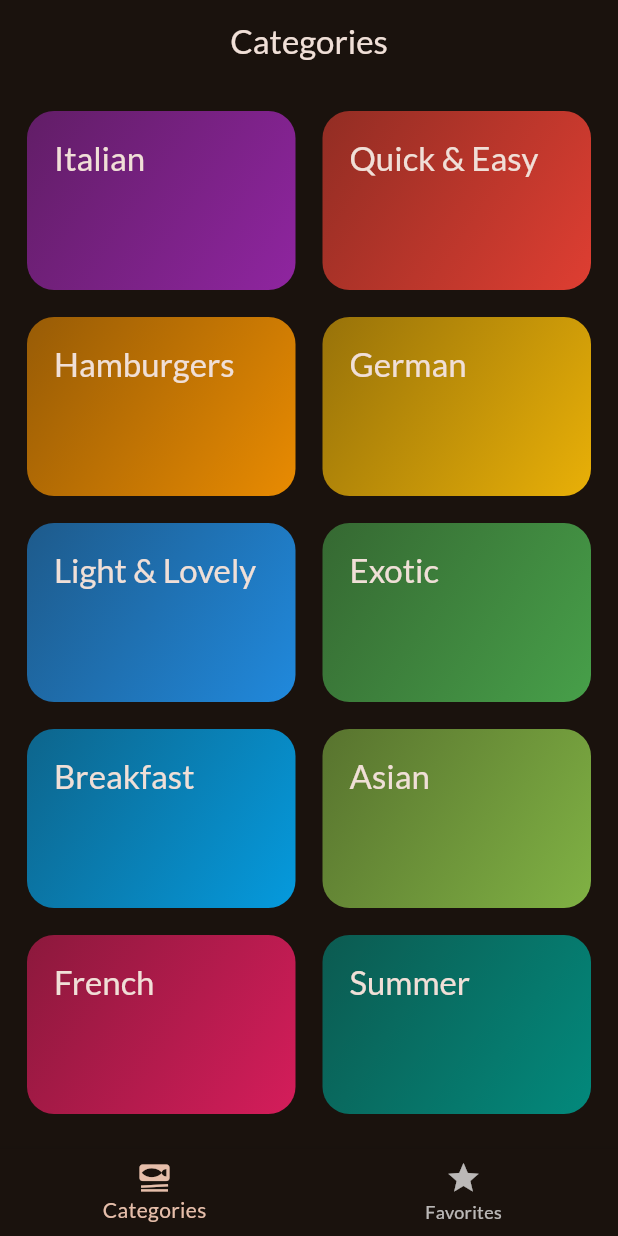
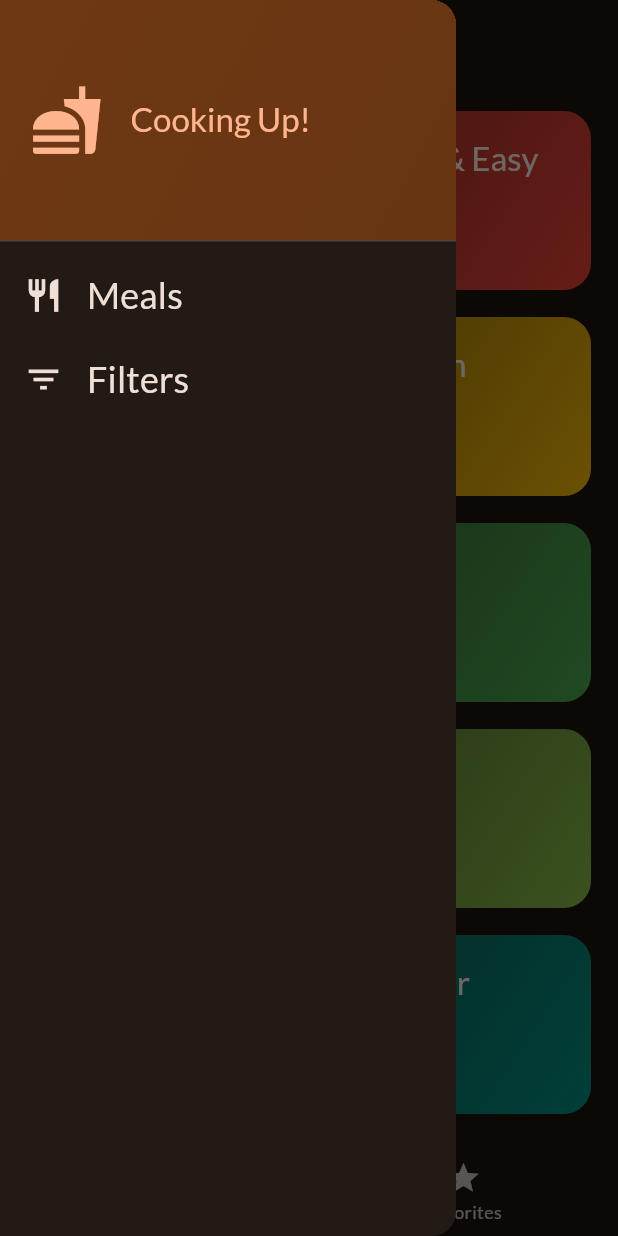
Before and after one commit to ivan-horchakov/meals, a Flutter app: the screen it shows after launch, with the side drawer open (before the commit the screen has no drawer), on a phone screen of 412 x 824 dp. Run offline on Flutter 3.47's test engine with Material 3 defaults, Android fonts, the phone set to English and light mode, and no system bars; our stand-ins replace google_fonts, transparent_image.

Commit message:
Meals App is ready

```diff
--- a/lib/screens/categories.dart
+++ b/lib/screens/categories.dart
@@ -9,11 +9,13 @@ class CategoriesScreen extends StatelessWidget {
   const CategoriesScreen({
     super.key,
     required this.onToggleFavorite,
+    required this.availableMeals,
   });
   final void Function(Meal meal) onToggleFavorite;
+  final List<Meal> availableMeals;
 
   void _selectCategory(BuildContext context, Category category) {
-    final filteredMeals = dummyMeals
+    final filteredMeals = availableMeals
         .where((meal) => meal.categories.contains(category.id))
         .toList();
 
--- a/lib/screens/tabs.dart
+++ b/lib/screens/tabs.dart
@@ -1,7 +1,17 @@
 import 'package:flutter/material.dart';
+import 'package:meals/data/dummy_data.dart';
 import 'package:meals/models/meal.dart';
 import 'package:meals/screens/categories.dart';
+import 'package:meals/screens/filters.dart';
 import 'package:meals/screens/meals.dart';
+import 'package:meals/widgets/main_drawer.dart';
+
+const kInitialFilters = {
+  Filter.glutenFree: false,
+  Filter.lactoseFree: false,
+  Filter.vegetarian: false,
+  Filter.vegan: false,
+};
 
 class TabsScreen extends StatefulWidget {
   const TabsScreen({super.key});
@@ -15,13 +25,21 @@ class TabsScreen extends StatefulWidget {
 class _TabsScreenState extends State<TabsScreen> {
   int _selectedPageIndex = 0;
   final List<Meal> _favoriteMeals = [];
+  Map<Filter, bool> _selectedFilters = {
+    Filter.glutenFree: false,
+    Filter.lactoseFree: false,
+    Filter.vegetarian: false,
+    Filter.vegan: false,
+  };
 
   void _showInfoMessage(String message) {
     ScaffoldMessenger.of(context).clearSnackBars();
-    ScaffoldMessenger.of(context).showSnackBar(SnackBar(
-      content: Text(message),
-      duration: const Duration(seconds: 3),
-    ));
+    ScaffoldMessenger.of(context).showSnackBar(
+      SnackBar(
+        content: Text(message),
+        duration: const Duration(seconds: 3),
+      ),
+    );
   }
 
   void _toggleMealFavoriteStatus(Meal meal) {
@@ -46,10 +64,43 @@ class _TabsScreenState extends State<TabsScreen> {
     });
   }
 
+  void _setScreen(String identifier) async {
+    Navigator.of(context).pop();
+    if (identifier == 'filters') {
+      final result = await Navigator.of(context).push<Map<Filter, bool>>(
+        MaterialPageRoute(
+          builder: (ctx) => FiltersScreen(
+            currentFilters: _selectedFilters,
+          ),
+        ),
+      );
+      setState(() {
+        _selectedFilters = result ?? kInitialFilters;
+      });
+    }
+  }
+
   @override
   Widget build(BuildContext context) {
+    final availableMeals = dummyMeals.where((meal) {
+      if (_selectedFilters[Filter.glutenFree]! && !meal.isGlutenFree) {
+        return false;
+      }
+      if (_selectedFilters[Filter.lactoseFree]! && !meal.isLactoseFree) {
+        return false;
+      }
+      if (_selectedFilters[Filter.vegetarian]! && !meal.isVegetarian) {
+        return false;
+      }
+      if (_selectedFilters[Filter.vegan]! && !meal.isVegan) {
+        return false;
+      }
+      return true;
+    }).toList();
+
     Widget activePage = CategoriesScreen(
       onToggleFavorite: _toggleMealFavoriteStatus,
+      availableMeals: availableMeals,
     );
     var activePageTitle = 'Categories';
 
@@ -65,6 +116,7 @@ class _TabsScreenState extends State<TabsScreen> {
         centerTitle: true,
         title: Text(activePageTitle),
       ),
+      drawer: MainDrawer(onSelectScreen: _setScreen),
       body: activePage,
       bottomNavigationBar: BottomNavigationBar(
         onTap: _selectPage,
--- /dev/null
+++ b/lib/widgets/main_drawer.dart
@@ -0,0 +1,85 @@
+import 'package:flutter/material.dart';
+
+class MainDrawer extends StatelessWidget {
+  const MainDrawer({super.key, required this.onSelectScreen});
+
+  final void Function(String identifier) onSelectScreen;
+
+  @override
+  Widget build(BuildContext context) {
+    return Drawer(
+      child: Column(
+        children: [
+          DrawerHeader(
+            padding: const EdgeInsets.all(20),
+            decoration: BoxDecoration(
+              gradient: LinearGradient(
+                colors: [
+                  Theme.of(context).colorScheme.primaryContainer,
+                  Theme.of(context)
+                      .colorScheme
+                      .primaryContainer
+                      .withOpacity(0.9),
+                ],
+                begin: Alignment.topLeft,
+                end: Alignment.bottomRight,
+              ),
+            ),
+            child: Row(
+              children: [
+                Icon(
+                  Icons.fastfood,
+                  size: 49,
+                  color: Theme.of(context).colorScheme.primary,
+                ),
+                const SizedBox(
+                  width: 18,
+                ),
+                Text(
+                  'Cooking Up!',
+                  style: Theme.of(context).textTheme.titleLarge!.copyWith(
+                        color: Theme.of(context).colorScheme.primary,
+                      ),
+                ),
+              ],
+            ),
+          ),
+          ListTile(
+            leading: Icon(
+              Icons.restaurant,
+              size: 26,
+              color: Theme.of(context).colorScheme.onBackground,
+            ),
+            title: Text(
+              'Meals',
+              style: Theme.of(context).textTheme.titleSmall!.copyWith(
+                    color: Theme.of(context).colorScheme.onBackground,
+                    fontSize: 24,
+                  ),
+            ),
+            onTap: () {
+              onSelectScreen('meals');
+            },
+          ),
+          ListTile(
+            leading: Icon(
+              Icons.filter_list,
+              size: 26,
+              color: Theme.of(context).colorScheme.onBackground,
+            ),
+            title: Text(
+              'Filters',
+              style: Theme.of(context).textTheme.titleSmall!.copyWith(
+                    color: Theme.of(context).colorScheme.onBackground,
+                    fontSize: 24,
+                  ),
+            ),
+            onTap: () {
+              onSelectScreen('filters');
+            },
+          ),
+        ],
+      ),
+    );
+  }
+}
```
Also changed, not shown: lib/screens/filters.dart (added, +166 -0 lines), lib/screens/meal_details.dart (+4 -4 lines), lib/screens/meals.dart (+8 -7 lines).
